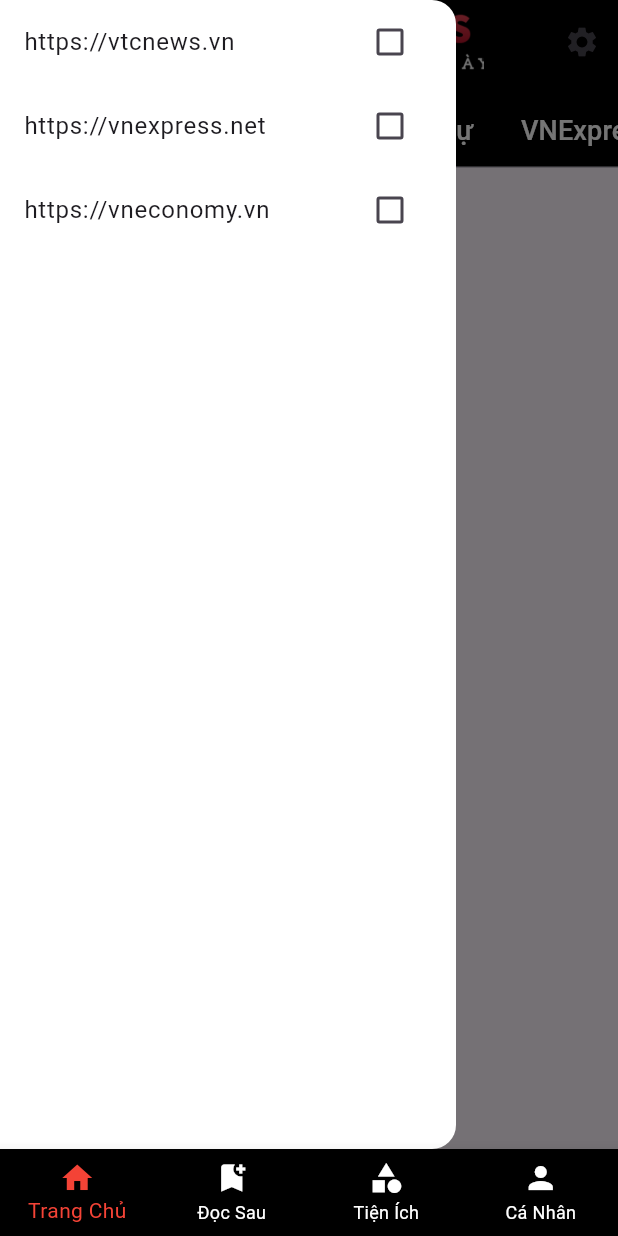
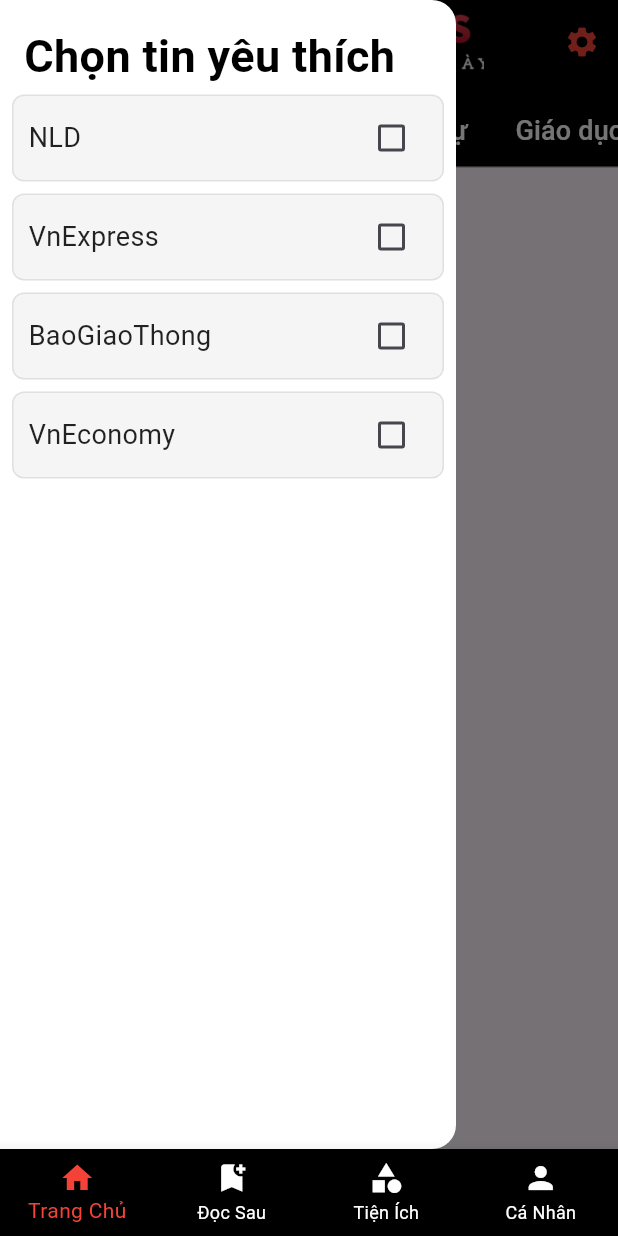
Before and after one commit to AnhTuvx/News_Flutter, a Flutter app: the screen it shows after launch, with the side drawer open, on a phone screen of 412 x 824 dp. Run offline on Flutter 3.47's test engine with Material 3 defaults, Android fonts, the phone set to English and light mode, and no system bars; our stand-ins replace cached_network_image, flutter_tts, shared_preferences, webview_flutter.

Commit message:
add news category

```diff
--- a/lib/get_categories.dart
+++ b/lib/get_categories.dart
@@ -1,31 +1,50 @@
 Map<String, Map<String, String>> categories = {
   "tin_moi": {
-    "https://vtcnews.vn": "https://vtcnews.vn/rss/thoi-su.rss",
-    "https://vnexpress.net": "https://vnexpress.net/rss/tin-moi-nhat.rss",
-    "https://vneconomy.vn": "https://vneconomy.vn/tin-moi.rss",
+    "NLD": "https://nld.com.vn/rss/home.rss",
+    "VnExpress": "https://vnexpress.net/rss/tin-moi-nhat.rss",
+    "BaoGiaoThong": "https://www.baogiaothong.vn/rss/home.rss",
+    "VnEconomy": "https://vneconomy.vn/tin-moi.rss",
   },
   "kinh_te": {
-    "https://vtcnews.vn": "https://nld.com.vn/rss/kinh-te.rss",
-    "https://vnexpress.net": "https://vnexpress.net/rss/kinh-doanh.rss",
-    "https://vneconomy.vn": "https://dantri.com.vn/rss/xa-hoi.rss",
+    "NLD": "https://nld.com.vn/rss/kinh-te.rss",
+    "VnExpress": "https://vnexpress.net/rss/kinh-doanh.rss",
+    "BaoGiaoThong": "https://www.baogiaothong.vn/rss/kinh-te.rss",
+    "VnEconomy": "https://vneconomy.vn/tai-chinh.rss",
   },
   "thoi_su": {
-    "https://vtcnews.vn": "https://vnexpress.net/rss/thoi-su.rss",
-    "https://vnexpress.net": "https://www.baogiaothong.vn/rss/thoi-su.rss",
-    "https://vneconomy.vn": "https://nld.com.vn/rss/thoi-su.rss",
+    "NLD": "https://nld.com.vn/rss/thoi-su.rss",
+    "VnExpress": "https://vnexpress.net/rss/thoi-su.rss",
+    "BaoGiaoThong": "https://www.baogiaothong.vn/rss/thoi-su.rss",
   },
-  "rss_vnexpress": {
-    "https://vtcnews.vn": "https://vnexpress.net/rss/thoi-su.rss",
-    "https://vnexpress.net": "https://vnexpress.net/rss/tin-noi-bat.rss",
-    "https://vneconomy.vn": "https://vnexpress.net/rss/gia-dinh.rss",
+  "giao_duc": {
+    "NLD": "https://nld.com.vn/rss/giao-duc-khoa-hoc.rss",
+    "VnExpress": "https://vnexpress.net/rss/giao-duc.rss",
+    "BaoGiaoThong": "https://dantri.com.vn/rss/home.rss",
+  },
+  "phap_luat": {
+    "NLD": "https://nld.com.vn/rss/phap-luat.rss",
+    "VnExpress": "https://vnexpress.net/rss/phap-luat.rss",
+    "BaoGiaoThong": "https://www.baogiaothong.vn/rss/phap-luat.rss",
+  },
+  "giai_tri": {
+    "NLD": "https://nld.com.vn/rss/giai-tri.rss",
+    "VnExpress": "https://vnexpress.net/rss/giai-tri.rss",
+    "BaoGiaoThong": "https://www.baogiaothong.vn/rss/van-hoa-giai-tri.rss",
+  },
+  "the_thao": {
+    "NLD": "https://nld.com.vn/rss/the-thao.rss",
+    "VnExpress": "https://vnexpress.net/rss/the-thao.rss",
+    "BaoGiaoThong": "https://www.baogiaothong.vn/rss/the-thao.rss",
+  },
+  "doi_song": {
+    "NLD": "https://nld.com.vn/rss/doi-song.rss",
+    "VnExpress": "https://vnexpress.net/rss/gia-dinh.rss",
+    "BaoGiaoThong": "https://www.baogiaothong.vn/rss/chat-luong-song.rss",
+    "VnEconomy": "https://vneconomy.vn/dan-sinh.rss",
   },
 };
 
-final domains = [
-  'https://vtcnews.vn',
-  'https://vnexpress.net',
-  'https://vneconomy.vn'
-];
+final domains = ['NLD', 'VnExpress', 'BaoGiaoThong', 'VnEconomy'];
 
 String setUrl(
   String category,
@@ -38,10 +57,10 @@ String setUrl(
   return getUrl[url] ?? "";
 }
 
-List<String> getUrls(String category,{List<String> urlFilter =const []}) {
+List<String> getUrls(String category, {List<String> urlFilter = const []}) {
   final urls = <String>[];
   // Filter url chứa ở đây
-  final filterUrls = domains.where((val)=>urlFilter.contains(val)).toList();
+  final filterUrls = domains.where((val) => urlFilter.contains(val)).toList();
   for (final domain in filterUrls) {
     final url = setUrl(category, domain);
     if (url.isNotEmpty) {
--- a/lib/view/Tien_ich_page.dart
+++ b/lib/view/Tien_ich_page.dart
@@ -37,7 +37,7 @@ class _TienIchPageState extends State<TienIchPage> {
               ),
             ),
             SizedBox(height: 16.0),
-            ListLogoPage(),
+            // ListLogoPage(),
             SizedBox(height: 8.0),
             VietlottWidget(),
           ],
--- a/lib/widget/CategoryProvider.dart
+++ b/lib/widget/CategoryProvider.dart
@@ -7,9 +7,10 @@ class CategoryProvider with ChangeNotifier {
   // List of available categories
   List<CategoryModel> categories = [
     CategoryModel(id: "tin_moi", name: "Tin mới"),
-    CategoryModel(id: "kinh_te", name: "Kinh Tế"),
+    CategoryModel(id: "kinh_te", name: "Kinh tế"),
     CategoryModel(id: "thoi_su", name: "Thời sự"),
-    CategoryModel(id: "rss_vnexpress", name: "VNExpress"),
+    CategoryModel(id: "giao_duc", name: "Giáo dục"),
+    CategoryModel(id: "doi_song", name: "Đời sống"),
   ];
   List<bool> changeState = [];
   // List of selected category IDs
@@ -17,7 +18,8 @@ class CategoryProvider with ChangeNotifier {
     "tin_moi",
     "kinh_te",
     "thoi_su",
-    "rss_vnexpress"
+    "giao_duc",
+    "doi_song"
   ];
   List<String> stateDomain = [];
   // Constructor: Load selected categories when the provider is initialized
@@ -52,7 +54,8 @@ class CategoryProvider with ChangeNotifier {
   bool isSelected(String category) {
     return stateDomain.contains(category);
   }
-  void toggleDomain(String category){
+
+  void toggleDomain(String category) {
     if (stateDomain.contains(category)) {
       stateDomain.remove(category);
     } else {
--- a/lib/widget/drawer_menu.dart
+++ b/lib/widget/drawer_menu.dart
@@ -10,18 +10,66 @@ class DrawerMenuWidget extends StatelessWidget {
   Widget build(BuildContext context) {
     return Drawer(
       backgroundColor: Colors.white,
+      child: Column(
+        crossAxisAlignment: CrossAxisAlignment.start,
+        children: [
+          // Dòng chữ trên cùng
+          Padding(
+            padding: const EdgeInsets.only(left: 16, top: 16, right: 16),
+            child: Text(
+              'Chọn tin yêu thích',
+              style: TextStyle(
+                fontSize: 30,
+                fontWeight: FontWeight.bold,
+                color: Colors.black,
+              ),
+            ),
+          ),
+          // Danh sách các mục
+          Expanded(
             child: ListView.builder(
               itemBuilder: (_, index) {
-          return CheckboxListTile(
-            title: Text(domains[index]),
-            value: context.watch<CategoryProvider>().isSelected(domains[index]),
+                return Container(
+                  padding:
+                      const EdgeInsets.symmetric(horizontal: 10, vertical: 4),
+                  margin:
+                      const EdgeInsets.symmetric(vertical: 4, horizontal: 8),
+                  decoration: BoxDecoration(
+                    border: Border.all(color: Colors.grey.shade300),
+                    borderRadius: BorderRadius.circular(8),
+                    color: Colors.grey.shade100,
+                  ),
+                  child: Row(
+                    mainAxisAlignment: MainAxisAlignment.spaceBetween,
+                    children: [
+                      Text(
+                        domains[index],
+                        style: TextStyle(
+                          fontSize: 18,
+                          fontWeight: FontWeight.normal,
+                          color: Colors.black87,
+                        ),
+                      ),
+                      Checkbox(
+                        value: context
+                            .watch<CategoryProvider>()
+                            .isSelected(domains[index]),
                         onChanged: (_) {
-              context.read<CategoryProvider>().toggleDomain(domains[index]);
+                          context
+                              .read<CategoryProvider>()
+                              .toggleDomain(domains[index]);
                         },
+                        activeColor: Colors.blue,
+                      ),
+                    ],
+                  ),
                 );
               },
               itemCount: domains.length,
             ),
+          ),
+        ],
+      ),
     );
   }
 }
```
Also changed, not shown: lib/services/sort.dart (+45 -11 lines), lib/services/vnexpress.dart (+11 -10 lines), lib/view/rss_feed_page.dart (+59 -9 lines). Lines whose indentation alone changed are shown as unchanged.
